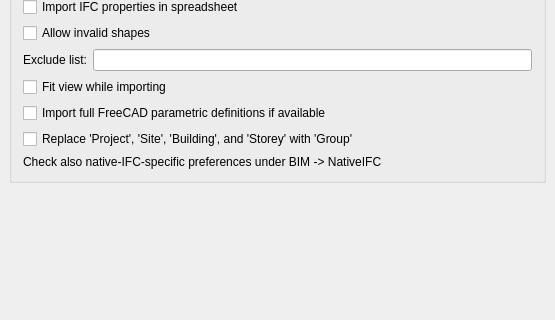
First picture: the form in src/Mod/BIM/Resources/ui/preferences-ifc.ui, repository southseact-3d/fcd, before the edit; both pictures show x 0 to 555 and y 409 to 729 of the 555 by 729 pixel window.
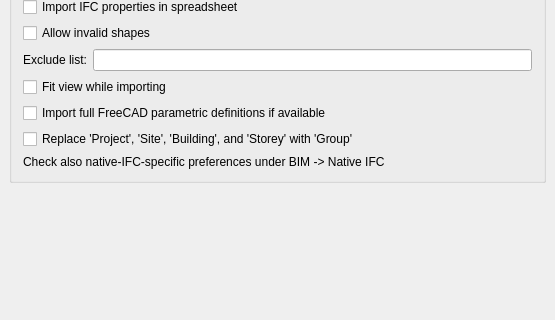
Second picture: the form after the edit. Custom widgets are drawn as their Qt base class.

Commit message: Fix one last instance of NativeIFC

Diff of the .ui file:
```diff
--- a/src/Mod/BIM/Resources/ui/preferences-ifc.ui
+++ b/src/Mod/BIM/Resources/ui/preferences-ifc.ui
@@ -470,7 +470,7 @@
       <item>
        <widget class="QLabel" name="label_3">
         <property name="text">
-         <string>Check also native-IFC-specific preferences under BIM -&gt; NativeIFC</string>
+         <string>Check also native-IFC-specific preferences under BIM -&gt; Native IFC</string>
         </property>
        </widget>
       </item>
```
